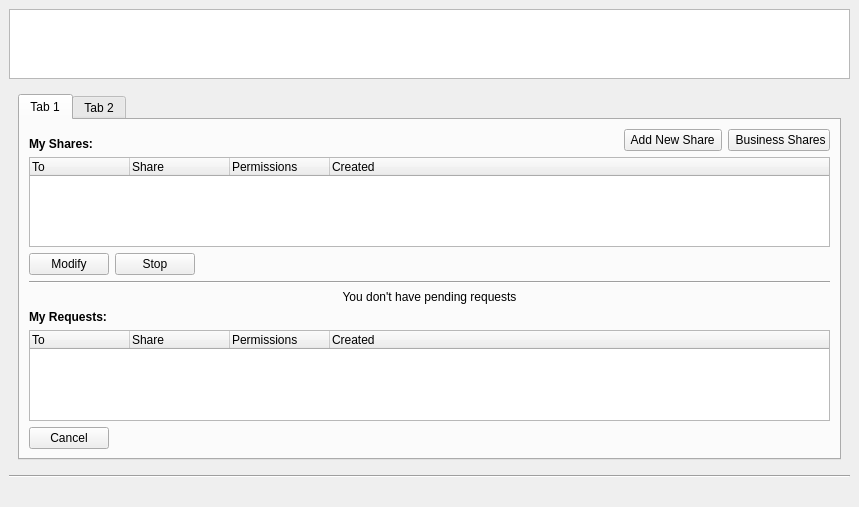
Above: pcloudwindow.ui from pcloudcom/psyncgui before the change. Below: the same form after it.
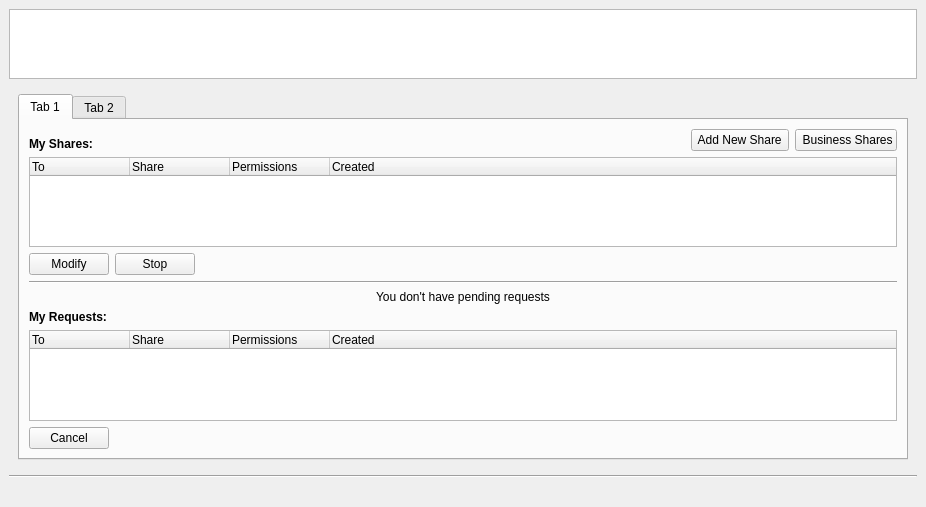
That is the form after the change. The open tabs and pages were chosen to show the change. Icons and pictures are not drawn.

Commit message:
SLX-294 | gen
update main win icons

The edit to the form file:
```diff
--- a/pcloudwindow.ui
+++ b/pcloudwindow.ui
@@ -6,7 +6,7 @@
    <rect>
     <x>0</x>
     <y>0</y>
-    <width>859</width>
+    <width>926</width>
     <height>507</height>
    </rect>
   </property>
```
Left out of the diff: 93 changed lines with no effect on the pictures.
